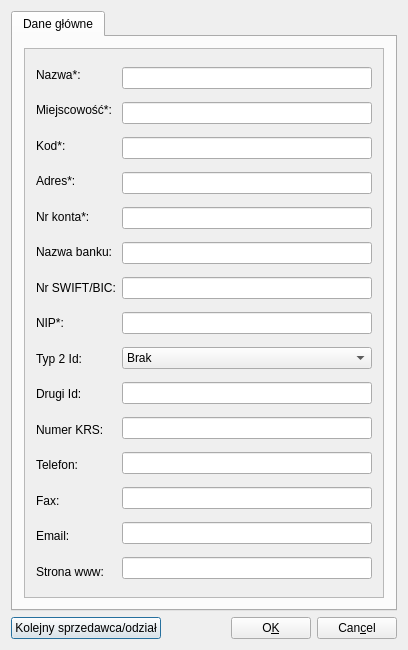
Old version of the form ui/User.ui in the repository juliagoda/qfaktury.
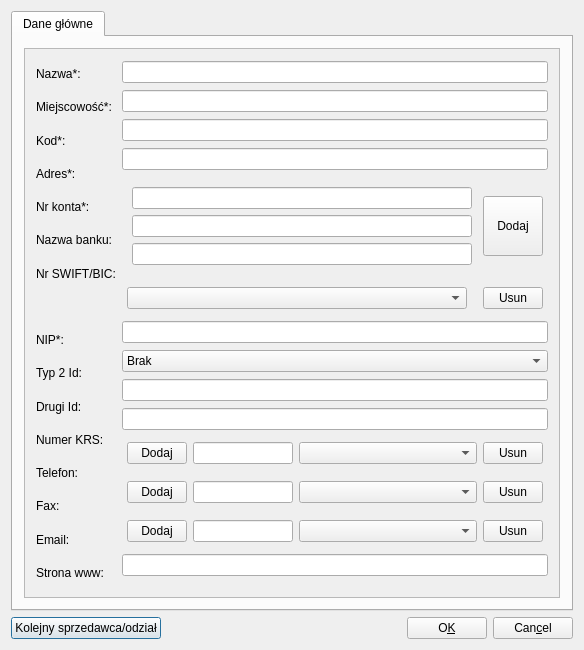
New version of the form.

Commit message: added places for more account numbers, telefon numbers, fax numbers and emails

Patch:
```diff
--- a/ui/User.ui
+++ b/ui/User.ui
@@ -6,7 +6,7 @@
    <rect>
     <x>0</x>
     <y>0</y>
-    <width>408</width>
+    <width>584</width>
     <height>650</height>
    </rect>
   </property>
@@ -86,9 +86,9 @@
           <property name="geometry">
            <rect>
             <x>0</x>
-            <y>0</y>
-            <width>352</width>
-            <height>556</height>
+            <y>-128</y>
+            <width>532</width>
+            <height>670</height>
            </rect>
           </property>
           <layout class="QHBoxLayout" name="horizontalLayout_2">
@@ -160,6 +160,13 @@
                  </property>
                 </widget>
                </item>
+               <item>
+                <widget class="QLabel" name="label_5">
+                 <property name="text">
+                  <string/>
+                 </property>
+                </widget>
+               </item>
                <item>
                 <widget class="QLabel" name="textLabel2_2">
                  <property name="text">
@@ -242,20 +249,132 @@
                 <widget class="QLineEdit" name="addressEdit"/>
                </item>
                <item>
-                <widget class="QLineEdit" name="accountEdit">
-                 <property name="inputMask">
-                  <string/>
+                <layout class="QHBoxLayout" name="horizontalLayout_5">
+                 <property name="leftMargin">
+                  <number>5</number>
                  </property>
-                 <property name="maxLength">
-                  <number>34</number>
+                 <property name="topMargin">
+                  <number>5</number>
                  </property>
-                </widget>
+                 <property name="rightMargin">
+                  <number>5</number>
+                 </property>
+                 <property name="bottomMargin">
+                  <number>5</number>
+                 </property>
+                 <item>
+                  <layout class="QVBoxLayout" name="verticalLayout">
+                   <property name="leftMargin">
+                    <number>5</number>
+                   </property>
+                   <property name="topMargin">
+                    <number>5</number>
+                   </property>
+                   <property name="rightMargin">
+                    <number>5</number>
+                   </property>
+                   <property name="bottomMargin">
+                    <number>5</number>
+                   </property>
+                   <item>
+                    <widget class="QLineEdit" name="accountEdit">
+                     <property name="inputMask">
+                      <string/>
+                     </property>
+                     <property name="maxLength">
+                      <number>34</number>
+                     </property>
+                    </widget>
+                   </item>
+                   <item>
+                    <widget class="QLineEdit" name="bankNameEdit"/>
+                   </item>
+                   <item>
+                    <widget class="QLineEdit" name="bicSwiftEdit"/>
+                   </item>
+                  </layout>
+                 </item>
+                 <item>
+                  <widget class="QPushButton" name="addAcc">
+                   <property name="sizePolicy">
+                    <sizepolicy hsizetype="Fixed" vsizetype="Fixed">
+                     <horstretch>0</horstretch>
+                     <verstretch>0</verstretch>
+                    </sizepolicy>
+                   </property>
+                   <property name="maximumSize">
+                    <size>
+                     <width>60</width>
+                     <height>60</height>
+                    </size>
+                   </property>
+                   <property name="text">
+                    <string>Dodaj</string>
+                   </property>
+                  </widget>
+                 </item>
+                </layout>
                </item>
                <item>
-                <widget class="QLineEdit" name="bankNameEdit"/>
-               </item>
-               <item>
-                <widget class="QLineEdit" name="bicSwiftEdit"/>
+                <layout class="QHBoxLayout" name="horizontalLayout_4">
+                 <property name="leftMargin">
+                  <number>5</number>
+                 </property>
+                 <property name="topMargin">
+                  <number>5</number>
+                 </property>
+                 <property name="rightMargin">
+                  <number>5</number>
+                 </property>
+                 <property name="bottomMargin">
+                  <number>5</number>
+                 </property>
+                 <item>
+                  <widget class="QComboBox" name="accountsCombo">
+                   <property name="sizePolicy">
+                    <sizepolicy hsizetype="Expanding" vsizetype="Fixed">
+                     <horstretch>0</horstretch>
+                     <verstretch>0</verstretch>
+                    </sizepolicy>
+                   </property>
+                  </widget>
+                 </item>
+                 <item>
+                  <spacer name="horizontalSpacer">
+                   <property name="orientation">
+                    <enum>Qt::Horizontal</enum>
+                   </property>
+                   <property name="sizeType">
+                    <enum>QSizePolicy::Fixed</enum>
+                   </property>
+                   <property name="sizeHint" stdset="0">
+                    <size>
+                     <width>10</width>
+                     <height>20</height>
+                    </size>
+                   </property>
+                  </spacer>
+                 </item>
+                 <item>
+                  <widget class="QPushButton" name="remAcc">
+                   <property name="sizePolicy">
+                    <sizepolicy hsizetype="Fixed" vsizetype="Fixed">
+                     <horstretch>0</horstretch>
+                     <verstretch>0</verstretch>
+                    </sizepolicy>
+                   </property>
+                   <property name="maximumSize">
+                    <size>
+                     <width>60</width>
+                     <height>16777215</height>
+                    </size>
+                   </property>
+                   <property name="text">
+                    <string>Usun</string>
+                   </property>
+                  </widget>
+                 </item>
+                </layout>
                </item>
                <item>
                 <widget class="QLineEdit" name="nipEdit">
@@ -308,13 +427,250 @@
                 <widget class="QLineEdit" name="krsEdit"/>
                </item>
                <item>
-                <widget class="QLineEdit" name="phonEdit"/>
+                <layout class="QHBoxLayout" name="horizontalLayout_3">
+                 <property name="leftMargin">
+                  <number>5</number>
+                 </property>
+                 <property name="topMargin">
+                  <number>5</number>
+                 </property>
+                 <property name="rightMargin">
+                  <number>5</number>
+                 </property>
+                 <property name="bottomMargin">
+                  <number>5</number>
+                 </property>
+                 <item>
+                  <widget class="QPushButton" name="addTel">
+                   <property name="sizePolicy">
+                    <sizepolicy hsizetype="Fixed" vsizetype="Fixed">
+                     <horstretch>0</horstretch>
+                     <verstretch>0</verstretch>
+                    </sizepolicy>
+                   </property>
+                   <property name="maximumSize">
+                    <size>
+                     <width>60</width>
+                     <height>16777215</height>
+                    </size>
+                   </property>
+                   <property name="text">
+                    <string>Dodaj</string>
+                   </property>
+                  </widget>
+                 </item>
+                 <item>
+                  <widget class="QLineEdit" name="phonEdit">
+                   <property name="sizePolicy">
+                    <sizepolicy hsizetype="Preferred" vsizetype="Fixed">
+                     <horstretch>0</horstretch>
+                     <verstretch>0</verstretch>
+                    </sizepolicy>
+                   </property>
+                   <property name="maximumSize">
+                    <size>
+                     <width>100</width>
+                     <height>16777215</height>
+                    </size>
+                   </property>
+                  </widget>
+                 </item>
+                 <item>
+                  <widget class="QComboBox" name="telsCombo">
+                   <property name="sizePolicy">
+                    <sizepolicy hsizetype="Expanding" vsizetype="Fixed">
+                     <horstretch>0</horstretch>
+                     <verstretch>0</verstretch>
+                    </sizepolicy>
+                   </property>
+                   <property name="maximumSize">
+                    <size>
+                     <width>16777215</width>
+                     <height>16777215</height>
+                    </size>
+                   </property>
+                  </widget>
+                 </item>
+                 <item>
+                  <widget class="QPushButton" name="remTel">
+                   <property name="sizePolicy">
+                    <sizepolicy hsizetype="Fixed" vsizetype="Fixed">
+                     <horstretch>0</horstretch>
+                     <verstretch>0</verstretch>
+                    </sizepolicy>
+                   </property>
+                   <property name="maximumSize">
+                    <size>
+                     <width>60</width>
+                     <height>16777215</height>
+                    </size>
+                   </property>
+                   <property name="text">
+                    <string>Usun</string>
+                   </property>
+                  </widget>
+                 </item>
+                </layout>
                </item>
                <item>
-                <widget class="QLineEdit" name="faxEdit"/>
+                <layout class="QHBoxLayout" name="horizontalLayout_6">
+                 <property name="leftMargin">
+                  <number>5</number>
+                 </property>
+                 <property name="topMargin">
+                  <number>5</number>
+                 </property>
+                 <property name="rightMargin">
+                  <number>5</number>
+                 </property>
+                 <property name="bottomMargin">
+                  <number>5</number>
+                 </property>
+                 <item>
+                  <widget class="QPushButton" name="addFax">
+                   <property name="sizePolicy">
+                    <sizepolicy hsizetype="Fixed" vsizetype="Fixed">
+                     <horstretch>0</horstretch>
+                     <verstretch>0</verstretch>
+                    </sizepolicy>
+                   </property>
+                   <property name="maximumSize">
+                    <size>
+                     <width>60</width>
+                     <height>16777215</height>
+                    </size>
+                   </property>
+                   <property name="text">
+                    <string>Dodaj</string>
+                   </property>
+                  </widget>
+                 </item>
+                 <item>
+                  <widget class="QLineEdit" name="faxEdit">
+                   <property name="sizePolicy">
+                    <sizepolicy hsizetype="Preferred" vsizetype="Fixed">
+                     <horstretch>0</horstretch>
+                     <verstretch>0</verstretch>
+                    </sizepolicy>
+                   </property>
+                   <property name="maximumSize">
+                    <size>
+                     <width>100</width>
+                     <height>16777215</height>
+                    </size>
+                   </property>
+                  </widget>
+                 </item>
+                 <item>
+                  <widget class="QComboBox" name="faxesCombo">
+                   <property name="sizePolicy">
+                    <sizepolicy hsizetype="Expanding" vsizetype="Fixed">
+                     <horstretch>0</horstretch>
+                     <verstretch>0</verstretch>
+                    </sizepolicy>
+                   </property>
+                  </widget>
+                 </item>
+                 <item>
+                  <widget class="QPushButton" name="remFax">
+                   <property name="sizePolicy">
+                    <sizepolicy hsizetype="Fixed" vsizetype="Fixed">
+                     <horstretch>0</horstretch>
+                     <verstretch>0</verstretch>
+                    </sizepolicy>
+                   </property>
+                   <property name="maximumSize">
+                    <size>
+                     <width>60</width>
+                     <height>16777215</height>
+                    </size>
+                   </property>
+                   <property name="text">
+                    <string>Usun</string>
+                   </property>
+                  </widget>
+                 </item>
+                </layout>
                </item>
                <item>
-                <widget class="QLineEdit" name="emailEdit"/>
+                <layout class="QHBoxLayout" name="horizontalLayout_7">
+                 <property name="leftMargin">
+                  <number>5</number>
+                 </property>
+                 <property name="topMargin">
+                  <number>5</number>
+                 </property>
+                 <property name="rightMargin">
+                  <number>5</number>
+                 </property>
+                 <property name="bottomMargin">
+                  <number>5</number>
+                 </property>
+                 <item>
+                  <widget class="QPushButton" name="addEmail">
+                   <property name="sizePolicy">
+                    <sizepolicy hsizetype="Fixed" vsizetype="Fixed">
+                     <horstretch>0</horstretch>
+                     <verstretch>0</verstretch>
+                    </sizepolicy>
+                   </property>
+                   <property name="maximumSize">
+                    <size>
+                     <width>60</width>
+                     <height>16777215</height>
+                    </size>
+                   </property>
+                   <property name="text">
+                    <string>Dodaj</string>
+                   </property>
+                  </widget>
+                 </item>
+                 <item>
+                  <widget class="QLineEdit" name="emailEdit">
+                   <property name="sizePolicy">
+                    <sizepolicy hsizetype="Preferred" vsizetype="Fixed">
+                     <horstretch>0</horstretch>
+                     <verstretch>0</verstretch>
+                    </sizepolicy>
+                   </property>
+                   <property name="maximumSize">
+                    <size>
+                     <width>100</width>
+                     <height>16777215</height>
+                    </size>
+                   </property>
+                  </widget>
+                 </item>
+                 <item>
+                  <widget class="QComboBox" name="emailsCombo">
+                   <property name="sizePolicy">
+                    <sizepolicy hsizetype="Expanding" vsizetype="Fixed">
+                     <horstretch>0</horstretch>
+                     <verstretch>0</verstretch>
+                    </sizepolicy>
+                   </property>
+                  </widget>
+                 </item>
+                 <item>
+                  <widget class="QPushButton" name="remEmail">
+                   <property name="sizePolicy">
+                    <sizepolicy hsizetype="Fixed" vsizetype="Fixed">
+                     <horstretch>0</horstretch>
+                     <verstretch>0</verstretch>
+                    </sizepolicy>
+                   </property>
+                   <property name="maximumSize">
+                    <size>
+                     <width>60</width>
+                     <height>16777215</height>
+                    </size>
+                   </property>
+                   <property name="text">
+                    <string>Usun</string>
+                   </property>
+                  </widget>
+                 </item>
+                </layout>
                </item>
                <item>
                 <widget class="QLineEdit" name="webEdit"/>
```
The commit also changes 3 other files.
